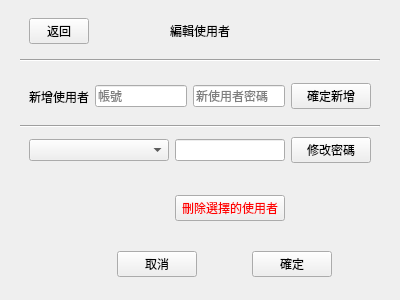
The window that TfriClient/DialogUser.ui (roger0816/Tfri) describes before a commit, drawn with Qt 5.
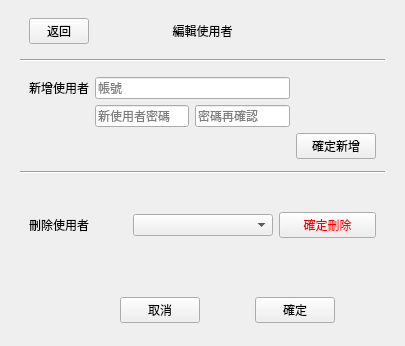
The same window after the commit. The open tabs and pages were chosen to show the change.

```diff
--- a/TfriClient/DialogUser.ui
+++ b/TfriClient/DialogUser.ui
@@ -6,8 +6,8 @@
    <rect>
     <x>0</x>
     <y>0</y>
-    <width>400</width>
-    <height>300</height>
+    <width>405</width>
+    <height>346</height>
    </rect>
   </property>
   <property name="windowTitle">
@@ -521,41 +521,61 @@
           </property>
           <item>
            <widget class="QWidget" name="widget_16" native="true">
-            <layout class="QHBoxLayout" name="horizontalLayout_6">
+            <layout class="QGridLayout" name="gridLayout_7">
              <property name="leftMargin">
               <number>9</number>
              </property>
              <property name="rightMargin">
               <number>9</number>
              </property>
-             <item>
+             <item row="0" column="0">
               <widget class="QLabel" name="label_4">
                <property name="text">
                 <string>新增使用者</string>
                </property>
               </widget>
              </item>
-             <item>
-              <widget class="QLineEdit" name="txUser">
-               <property name="placeholderText">
-                <string>帳號</string>
-               </property>
-              </widget>
-             </item>
-             <item>
+             <item row="1" column="1">
               <widget class="QLineEdit" name="txAddPass">
                <property name="placeholderText">
                 <string>新使用者密碼</string>
                </property>
               </widget>
              </item>
-             <item>
+             <item row="1" column="2">
+              <widget class="QLineEdit" name="txAddPass_2">
+               <property name="placeholderText">
+                <string>密碼再確認</string>
+               </property>
+              </widget>
+             </item>
+             <item row="2" column="1" colspan="2">
+              <widget class="QLabel" name="lbAddMsg">
+               <property name="styleSheet">
+                <string notr="true">color: rgb(255, 0, 0);</string>
+               </property>
+               <property name="text">
+                <string/>
+               </property>
+               <property name="alignment">
+                <set>Qt::AlignCenter</set>
+               </property>
+              </widget>
+             </item>
+             <item row="2" column="3">
               <widget class="QPushButton" name="btnAddUser">
                <property name="text">
                 <string>確定新增</string>
                </property>
               </widget>
              </item>
+             <item row="0" column="1" colspan="2">
+              <widget class="QLineEdit" name="txUser">
+               <property name="placeholderText">
+                <string>帳號</string>
+               </property>
+              </widget>
+             </item>
             </layout>
            </widget>
           </item>
@@ -575,27 +595,17 @@
              </size>
             </property>
             <layout class="QGridLayout" name="gridLayout_6">
-             <item row="0" column="1">
-              <widget class="QLineEdit" name="txUpdatePass"/>
-             </item>
              <item row="0" column="2">
-              <widget class="QPushButton" name="btnUpdateUser">
+              <widget class="QPushButton" name="btnDelUser">
+               <property name="styleSheet">
+                <string notr="true">color: rgb(255, 0, 0);</string>
+               </property>
                <property name="text">
-                <string>修改密碼</string>
+                <string>確定刪除</string>
                </property>
               </widget>
              </item>
-             <item row="1" column="1" colspan="2">
-              <widget class="QWidget" name="widget_17" native="true">
-               <property name="minimumSize">
-                <size>
-                 <width>0</width>
-                 <height>20</height>
-                </size>
-               </property>
-              </widget>
-             </item>
-             <item row="0" column="0">
+             <item row="0" column="1">
               <widget class="QComboBox" name="cbUser">
                <property name="minimumSize">
                 <size>
@@ -611,13 +621,10 @@
                </property>
               </widget>
              </item>
-             <item row="2" column="1">
-              <widget class="QPushButton" name="btnDelUser">
-               <property name="styleSheet">
-                <string notr="true">color: rgb(255, 0, 0);</string>
-               </property>
+             <item row="0" column="0">
+              <widget class="QLabel" name="label_6">
                <property name="text">
-                <string>刪除選擇的使用者</string>
+                <string>刪除使用者</string>
                </property>
               </widget>
              </item>
```
Left out of the diff: 4 changed lines with no effect on the pictures.
